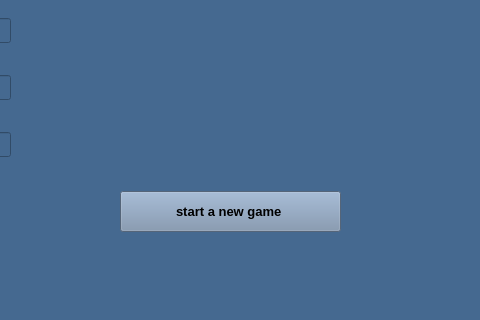
Before: the Qt Designer form Monopoly/mainwindow.ui in shaahinfaezi/Monopoly, drawn with Qt 5; both pictures show x 260 to 740 and y 449 to 769 of the 1007 by 769 pixel window.
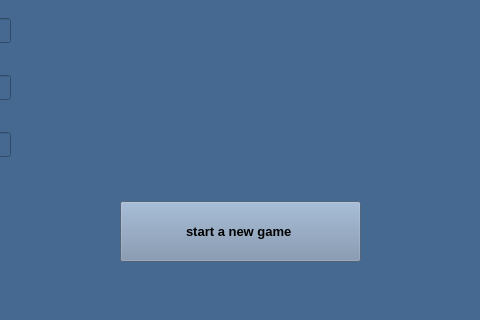
After: the same form once the commit is applied.

Diff of the .ui file:
```diff
--- a/Monopoly/mainwindow.ui
+++ b/Monopoly/mainwindow.ui
@@ -85,9 +85,9 @@
     <property name="geometry">
      <rect>
       <x>380</x>
-      <y>640</y>
-      <width>221</width>
-      <height>41</height>
+      <y>650</y>
+      <width>241</width>
+      <height>61</height>
      </rect>
     </property>
     <property name="font">
```
Left out of the diff: 2 changed lines with no effect on the pictures.
